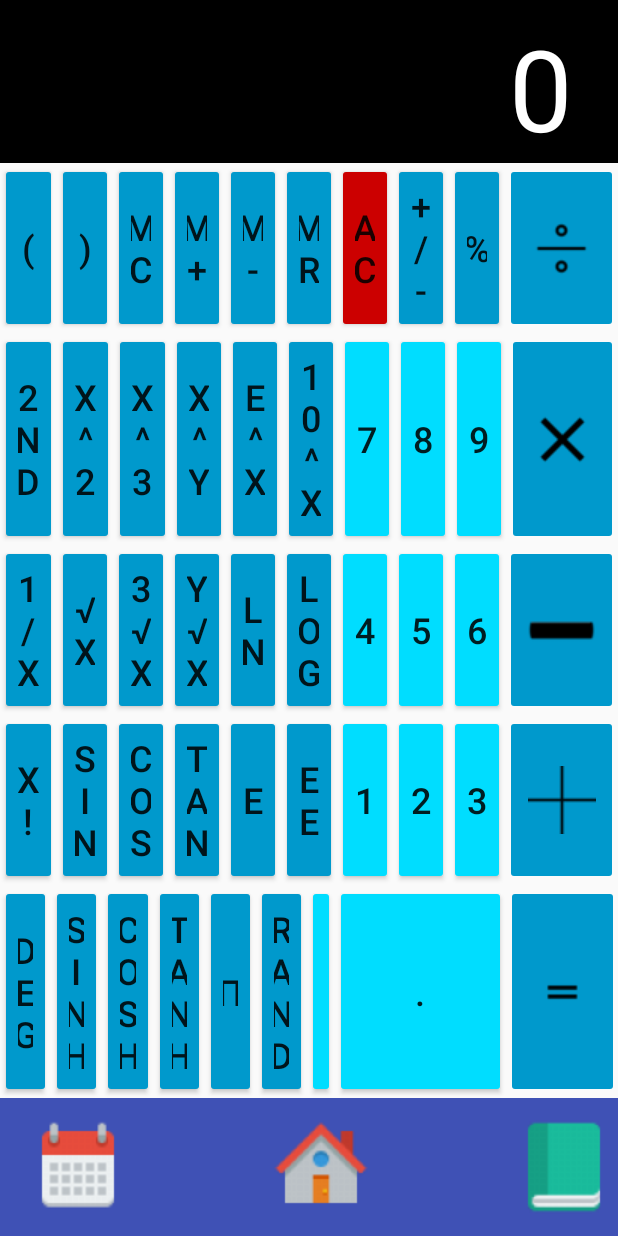
After one commit to jjkaddoura/Unity-Toolbar, an Android app: the layout activity_calculator_2.xml on its own in the app's theme, with its tools: preview values and no code run, on a phone screen of 412 x 824 dp. The commit adds this screen. Run offline under Robolectric (Android 15) with nearby library versions, the phone set to English and light mode, and no system bars.

Commit message:
Added XML file for landscape orientation for calculator

```diff
--- a/app/src/main/java/edu/ucsb/cs/cs185/jjkaddoura/unitytoolbar/CalculatorActivity.java
+++ b/app/src/main/java/edu/ucsb/cs/cs185/jjkaddoura/unitytoolbar/CalculatorActivity.java
@@ -1,6 +1,7 @@
 package edu.ucsb.cs.cs185.jjkaddoura.unitytoolbar;
 
 import android.content.Intent;
+import android.content.res.Configuration;
 import android.icu.util.Calendar;
 import android.os.Bundle;
 import android.support.v7.app.AppCompatActivity;
@@ -21,19 +22,33 @@ public class CalculatorActivity extends AppCompatActivity {
     @Override
     protected void onCreate(Bundle savedInstanceState) {
         super.onCreate(savedInstanceState);
-        setContentView(R.layout.activity_calculator);
+        if(this.getResources().getConfiguration().orientation == Configuration.ORIENTATION_PORTRAIT)
+            setContentView(R.layout.activity_calculator);
+        else
+            setContentView(R.layout.activity_calculator_2);
 
         btnMinus = (ImageButton) findViewById(R.id.btnMinus);
         btnPlus = (ImageButton) findViewById(R.id.btnPlus);
         btnTimes = (ImageButton) findViewById(R.id.btnTimes);
 
         btnZero = (Button) findViewById(R.id.btn0);
-        btnOne = (Button) findViewById(R.id.btn0);
-        btnTwo = (Button) findViewById(R.id.btn0);
-        btnThree = (Button) findViewById(R.id.btn0);
-        btnFour = (Button) findViewById(R.id.btn0);
+        btnOne = (Button) findViewById(R.id.btn1);
+        btnTwo = (Button) findViewById(R.id.btn2);
+        btnThree = (Button) findViewById(R.id.btn3);
+        btnFour = (Button) findViewById(R.id.btn4);
+        btnFive = (Button) findViewById(R.id.btn5);
+        btnSix = (Button) findViewById(R.id.btn6);
+        btnSeven = (Button) findViewById(R.id.btn7);
+        btnEight = (Button) findViewById(R.id.btn8);
+        btnNine = (Button) findViewById(R.id.btn9);
 
 
+        btnZero.setOnClickListener(new View.OnClickListener() {
+            @Override
+            public void onClick(View view) {
+
+            }
+        });
 
 
 
--- a/app/src/main/res/layout/activity_calculator.xml
+++ b/app/src/main/res/layout/activity_calculator.xml
@@ -22,7 +22,7 @@
             android:layout_height="wrap_content"
             android:layout_gravity="right|center"
             android:layout_weight="2.61"
-            android:background="@android:color/holo_purple"
+            android:background="@android:color/black"
             android:gravity="fill_vertical"
             android:orientation="horizontal">
 
@@ -75,7 +75,7 @@
                 android:textSize="24sp" />
 
             <ImageButton
-                android:id="@+id/btnPercent"
+                android:id="@+id/btnDiv"
                 android:layout_width="75dp"
                 android:layout_height="match_parent"
                 android:backgroundTint="@android:color/holo_blue_dark"
--- /dev/null
+++ b/app/src/main/res/layout/activity_calculator_2.xml
@@ -0,0 +1,532 @@
+<?xml version="1.0" encoding="utf-8"?>
+<RelativeLayout xmlns:android="http://schemas.android.com/apk/res/android"
+    android:layout_width="match_parent"
+    android:layout_height="match_parent"
+    xmlns:app="http://schemas.android.com/apk/res-auto"
+    xmlns:tools="http://schemas.android.com/tools">
+
+    <LinearLayout
+        android:layout_width="match_parent"
+        android:layout_height="match_parent"
+        android:orientation="vertical"
+        android:weightSum="10"
+        tools:layout_editor_absoluteX="8dp"
+        tools:layout_editor_absoluteY="8dp"
+        android:layout_alignParentTop="true"
+        android:layout_alignParentLeft="true"
+        android:layout_alignParentStart="true">
+
+        <LinearLayout
+            android:layout_width="match_parent"
+            android:layout_height="wrap_content"
+            android:layout_gravity="end|center"
+            android:layout_weight="2.61"
+            android:background="@android:color/black"
+            android:gravity="fill_vertical"
+            android:orientation="horizontal">
+
+            <TextView
+                android:id="@+id/textView2"
+                android:layout_width="match_parent"
+                android:layout_height="wrap_content"
+                android:layout_gravity="bottom"
+                android:gravity="right"
+                android:paddingRight="30dp"
+                android:text="0"
+                android:textColor="@android:color/background_light"
+                android:textSize="75sp" />
+        </LinearLayout>
+
+        <LinearLayout
+            android:layout_width="match_parent"
+            android:layout_height="wrap_content"
+            android:layout_gravity="bottom"
+            android:layout_weight="1.5"
+            android:gravity="fill_vertical"
+            android:orientation="horizontal">
+
+            <Button
+                android:id="@+id/button6"
+                android:layout_width="wrap_content"
+                android:layout_height="match_parent"
+                android:layout_weight="1"
+                android:backgroundTint="@android:color/holo_blue_dark"
+                android:text="("
+                android:textSize="24sp" />
+
+            <Button
+                android:id="@+id/button5"
+                android:layout_width="wrap_content"
+                android:layout_height="match_parent"
+                android:layout_weight="1"
+                android:backgroundTint="@android:color/holo_blue_dark"
+                android:text=")"
+                android:textSize="24sp" />
+
+            <Button
+                android:id="@+id/button4"
+                android:layout_width="wrap_content"
+                android:layout_height="match_parent"
+                android:layout_weight="1"
+                android:backgroundTint="@android:color/holo_blue_dark"
+                android:text="mc"
+                android:textSize="24sp" />
+
+            <Button
+                android:id="@+id/button3"
+                android:layout_width="wrap_content"
+                android:layout_height="match_parent"
+                android:layout_weight="1"
+                android:backgroundTint="@android:color/holo_blue_dark"
+                android:text="m+"
+                android:textSize="24sp" />
+
+            <Button
+                android:id="@+id/button2"
+                android:layout_width="wrap_content"
+                android:layout_height="match_parent"
+                android:layout_weight="1"
+                android:backgroundTint="@android:color/holo_blue_dark"
+                android:text="m-"
+                android:textSize="24sp" />
+
+            <Button
+                android:id="@+id/button"
+                android:layout_width="wrap_content"
+                android:layout_height="match_parent"
+                android:layout_weight="1"
+                android:backgroundTint="@android:color/holo_blue_dark"
+                android:text="mr"
+                android:textSize="24sp" />
+
+            <Button
+                android:id="@+id/btnClear"
+                android:layout_width="wrap_content"
+                android:layout_height="match_parent"
+                android:layout_weight="1"
+                android:backgroundTint="@android:color/holo_red_dark"
+                android:text="AC"
+                android:textSize="24sp" />
+
+            <Button
+                android:id="@+id/btnSign"
+                android:layout_width="wrap_content"
+                android:layout_height="match_parent"
+                android:layout_weight="1"
+                android:backgroundTint="@android:color/holo_blue_dark"
+                android:text="+/-"
+                android:textSize="24sp" />
+
+            <Button
+                android:id="@+id/btnPercent"
+                android:layout_width="wrap_content"
+                android:layout_height="match_parent"
+                android:layout_weight="1"
+                android:backgroundTint="@android:color/holo_blue_dark"
+                android:text="%"
+                android:textSize="24sp" />
+
+            <ImageButton
+                android:id="@+id/btnDiv"
+                android:layout_width="75dp"
+                android:layout_height="match_parent"
+                android:backgroundTint="@android:color/holo_blue_dark"
+                app:srcCompat="@drawable/div" />
+
+        </LinearLayout>
+
+        <LinearLayout
+            android:layout_width="match_parent"
+            android:layout_height="wrap_content"
+            android:layout_gravity="bottom"
+            android:layout_weight="1.5"
+            android:gravity="fill_vertical"
+            android:orientation="horizontal">
+
+            <Button
+                android:id="@+id/button12"
+                android:layout_width="wrap_content"
+                android:layout_height="match_parent"
+                android:layout_weight="1"
+                android:backgroundTint="@android:color/holo_blue_dark"
+                android:text="2nd"
+                android:textSize="24sp" />
+
+            <Button
+                android:id="@+id/button11"
+                android:layout_width="wrap_content"
+                android:layout_height="match_parent"
+                android:layout_weight="1"
+                android:backgroundTint="@android:color/holo_blue_dark"
+                android:text="x^2"
+                android:textSize="24sp" />
+
+            <Button
+                android:id="@+id/button10"
+                android:layout_width="wrap_content"
+                android:layout_height="match_parent"
+                android:layout_weight="1"
+                android:backgroundTint="@android:color/holo_blue_dark"
+                android:text="x^3"
+                android:textSize="24sp" />
+
+            <Button
+                android:id="@+id/button9"
+                android:layout_width="wrap_content"
+                android:layout_height="match_parent"
+                android:layout_weight="1"
+                android:backgroundTint="@android:color/holo_blue_dark"
+                android:text="x^y"
+                android:textSize="24sp" />
+
+            <Button
+                android:id="@+id/button8"
+                android:layout_width="wrap_content"
+                android:layout_height="match_parent"
+                android:layout_weight="1"
+                android:backgroundTint="@android:color/holo_blue_dark"
+                android:text="e^x"
+                android:textSize="24sp" />
+
+            <Button
+                android:id="@+id/button7"
+                android:layout_width="wrap_content"
+                android:layout_height="match_parent"
+                android:layout_weight="1"
+                android:backgroundTint="@android:color/holo_blue_dark"
+                android:text="10^x"
+                android:textSize="24sp" />
+
+            <Button
+                android:id="@+id/btn7"
+                android:layout_width="wrap_content"
+                android:layout_height="match_parent"
+                android:layout_weight="1"
+                android:backgroundTint="@android:color/holo_blue_bright"
+                android:text="7"
+                android:textSize="24sp" />
+
+            <Button
+                android:id="@+id/btn8"
+                android:layout_width="wrap_content"
+                android:layout_height="match_parent"
+                android:layout_weight="1"
+                android:backgroundTint="@android:color/holo_blue_bright"
+                android:text="8"
+                android:textSize="24sp" />
+
+            <Button
+                android:id="@+id/btn9"
+                android:layout_width="wrap_content"
+                android:layout_height="match_parent"
+                android:layout_weight="1"
+                android:backgroundTint="@android:color/holo_blue_bright"
+                android:text="9"
+                android:textSize="24sp" />
+
+            <ImageButton
+                android:id="@+id/btnTimes"
+                android:layout_width="wrap_content"
+                android:layout_height="match_parent"
+                android:backgroundTint="@android:color/holo_blue_dark"
+                app:srcCompat="@drawable/times95" />
+
+        </LinearLayout>
+
+        <LinearLayout
+            android:layout_width="match_parent"
+            android:layout_height="wrap_content"
+            android:layout_gravity="bottom"
+            android:layout_weight="1.5"
+            android:gravity="fill_vertical"
+            android:orientation="horizontal">
+
+
+            <Button
+                android:id="@+id/button18"
+                android:layout_width="wrap_content"
+                android:layout_height="match_parent"
+                android:layout_weight="1"
+                android:backgroundTint="@android:color/holo_blue_dark"
+                android:text="1/x"
+                android:textSize="24sp" />
+
+            <Button
+                android:id="@+id/button17"
+                android:layout_width="wrap_content"
+                android:layout_height="match_parent"
+                android:layout_weight="1"
+                android:backgroundTint="@android:color/holo_blue_dark"
+                android:text="√x"
+                android:textSize="24sp" />
+
+            <Button
+                android:id="@+id/button16"
+                android:layout_width="wrap_content"
+                android:layout_height="match_parent"
+                android:layout_weight="1"
+                android:backgroundTint="@android:color/holo_blue_dark"
+                android:text="3√x"
+                android:textSize="24sp" />
+
+            <Button
+                android:id="@+id/button15"
+                android:layout_width="wrap_content"
+                android:layout_height="match_parent"
+                android:layout_weight="1"
+                android:backgroundTint="@android:color/holo_blue_dark"
+                android:text="y√x"
+                android:textSize="24sp" />
+
+            <Button
+                android:id="@+id/button14"
+                android:layout_width="wrap_content"
+                android:layout_height="match_parent"
+                android:layout_weight="1"
+                android:backgroundTint="@android:color/holo_blue_dark"
+                android:text="ln"
+                android:textSize="24sp" />
+
+            <Button
+                android:id="@+id/button13"
+                android:layout_width="wrap_content"
+                android:layout_height="match_parent"
+                android:layout_weight="1"
+                android:backgroundTint="@android:color/holo_blue_dark"
+                android:text="log"
+                android:textSize="24sp" />
+
+            <Button
+                android:id="@+id/btn4"
+                android:layout_width="wrap_content"
+                android:layout_height="match_parent"
+                android:layout_weight="1"
+                android:backgroundTint="@android:color/holo_blue_bright"
+                android:text="4"
+                android:textSize="24sp" />
+
+            <Button
+                android:id="@+id/btn5"
+                android:layout_width="wrap_content"
+                android:layout_height="match_parent"
+                android:layout_weight="1"
+                android:backgroundTint="@android:color/holo_blue_bright"
+                android:text="5"
+                android:textSize="24sp" />
+
+            <Button
+                android:id="@+id/btn6"
+                android:layout_width="wrap_content"
+                android:layout_height="match_parent"
+                android:layout_weight="1"
+                android:backgroundTint="@android:color/holo_blue_bright"
+                android:text="6"
+                android:textSize="24sp" />
+
+            <ImageButton
+                android:id="@+id/btnMinus"
+                android:layout_width="75dp"
+                android:layout_height="match_parent"
+                android:backgroundTint="@android:color/holo_blue_dark"
+                app:srcCompat="@drawable/minusss" />
+
+        </LinearLayout>
+
+        <LinearLayout
+            android:layout_width="match_parent"
+            android:layout_height="wrap_content"
+            android:layout_gravity="bottom"
+            android:layout_weight="1.5"
+            android:gravity="bottom"
+            android:orientation="horizontal">
+
+            <Button
+                android:id="@+id/button24"
+                android:layout_width="wrap_content"
+                android:layout_height="match_parent"
+                android:layout_weight="1"
+                android:backgroundTint="@android:color/holo_blue_dark"
+                android:text="x!"
+                android:textSize="24sp" />
+
+            <Button
+                android:id="@+id/button23"
+                android:layout_width="wrap_content"
+                android:layout_height="match_parent"
+                android:layout_weight="1"
+                android:backgroundTint="@android:color/holo_blue_dark"
+                android:text="sin"
+                android:textSize="24sp" />
+
+            <Button
+                android:id="@+id/button22"
+                android:layout_width="wrap_content"
+                android:layout_height="match_parent"
+                android:layout_weight="1"
+                android:backgroundTint="@android:color/holo_blue_dark"
+                android:text="cos"
+                android:textSize="24sp" />
+
+            <Button
+                android:id="@+id/button21"
+                android:layout_width="wrap_content"
+                android:layout_height="match_parent"
+                android:layout_weight="1"
+                android:backgroundTint="@android:color/holo_blue_dark"
+                android:text="tan"
+                android:textSize="24sp" />
+
+            <Button
+                android:id="@+id/button20"
+                android:layout_width="wrap_content"
+                android:layout_height="match_parent"
+                android:layout_weight="1"
+                android:backgroundTint="@android:color/holo_blue_dark"
+                android:text="e"
+                android:textSize="24sp" />
+
+            <Button
+                android:id="@+id/button19"
+                android:layout_width="wrap_content"
+                android:layout_height="match_parent"
+                android:layout_weight="1"
+                android:backgroundTint="@android:color/holo_blue_dark"
+                android:text="ee"
+                android:textSize="24sp" />
+
+            <Button
+                android:id="@+id/btn1"
+                android:layout_width="wrap_content"
+                android:layout_height="match_parent"
+                android:layout_weight="1"
+                android:backgroundTint="@android:color/holo_blue_bright"
+                android:text="1"
+                android:textSize="24sp" />
+
+            <Button
+                android:id="@+id/btn2"
+                android:layout_width="wrap_content"
+                android:layout_height="match_parent"
+                android:layout_weight="1"
+                android:backgroundTint="@android:color/holo_blue_bright"
+                android:text="2"
+                android:textSize="24sp" />
+
+            <Button
+                android:id="@+id/btn3"
+                android:layout_width="wrap_content"
+                android:layout_height="match_parent"
+                android:layout_weight="1"
+                android:backgroundTint="@android:color/holo_blue_bright"
+                android:text="3"
+                android:textSize="24sp" />
+
+            <ImageButton
+                android:id="@+id/btnPlus"
+                android:layout_width="75dp"
+                android:layout_height="match_parent"
+                android:backgroundTint="@android:color/holo_blue_dark"
+                app:srcCompat="@drawable/plus" />
+
+        </LinearLayout>
+
+        <LinearLayout
+            android:layout_width="match_parent"
+            android:layout_height="wrap_content"
+            android:layout_gravity="bottom"
+            android:layout_weight="1.5"
+            android:orientation="horizontal">
+
+
+            <Button
+                android:id="@+id/button30"
+                android:layout_width="wrap_content"
+                android:layout_height="match_parent"
+                android:layout_weight="1"
+                android:backgroundTint="@android:color/holo_blue_dark"
+                android:text="Deg"
+                android:textSize="24sp" />
+
+            <Button
+                android:id="@+id/button29"
+                android:layout_width="wrap_content"
+                android:layout_height="match_parent"
+                android:layout_weight="1"
+                android:backgroundTint="@android:color/holo_blue_dark"
+                android:text="sinh"
+                android:textSize="24sp" />
+
+            <Button
+                android:id="@+id/button28"
+                android:layout_width="wrap_content"
+                android:layout_height="match_parent"
+                android:layout_weight="1"
+                android:backgroundTint="@android:color/holo_blue_dark"
+                android:text="cosh"
+                android:textSize="24sp" />
+
+            <Button
+                android:id="@+id/button27"
+                android:layout_width="wrap_content"
+                android:layout_height="match_parent"
+                android:layout_weight="1"
+                android:backgroundTint="@android:color/holo_blue_dark"
+                android:text="tanh"
+                android:textSize="24sp" />
+
+            <Button
+                android:id="@+id/button26"
+                android:layout_width="wrap_content"
+                android:layout_height="match_parent"
+                android:layout_weight="1"
+                android:backgroundTint="@android:color/holo_blue_dark"
+                android:text="π"
+                android:textSize="24sp" />
+
+            <Button
+                android:id="@+id/button25"
+                android:layout_width="wrap_content"
+                android:layout_height="match_parent"
+                android:layout_weight="1"
+                android:backgroundTint="@android:color/holo_blue_dark"
+                android:text="Rand"
+                android:textSize="24sp" />
+
+
+            <Button
+                android:id="@+id/btn0"
+                android:layout_width="154dp"
+                android:layout_height="match_parent"
+                android:backgroundTint="@android:color/holo_blue_bright"
+                android:text="0"
+                android:textSize="24sp"
+                android:layout_weight="2.51" />
+
+            <Button
+                android:id="@+id/btnDecimal"
+                android:layout_width="114dp"
+                android:layout_height="match_parent"
+                android:backgroundTint="@android:color/holo_blue_bright"
+                android:text="."
+                android:textSize="24sp" />
+
+            <ImageButton
+                android:id="@+id/btnEqual"
+                android:layout_width="75dp"
+                android:layout_height="match_parent"
+                android:backgroundTint="@android:color/holo_blue_dark"
+                app:srcCompat="@drawable/eq2" />
+
+        </LinearLayout>
+
+        <include
+            android:id="@+id/app_navigation"
+            layout="@layout/tool2"
+            android:layout_width="match_parent"
+            android:layout_height="wrap_content"
+            android:layout_alignParentBottom="true"
+            android:layout_alignParentLeft="true"
+            android:layout_alignParentStart="true" />
+
+    </LinearLayout>
+</RelativeLayout>
```
